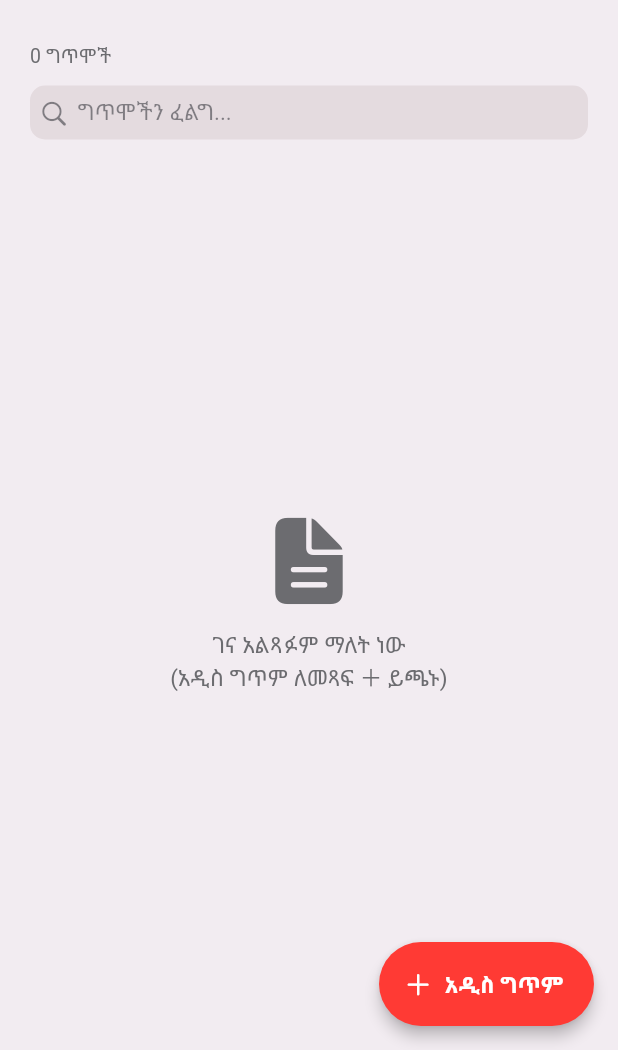
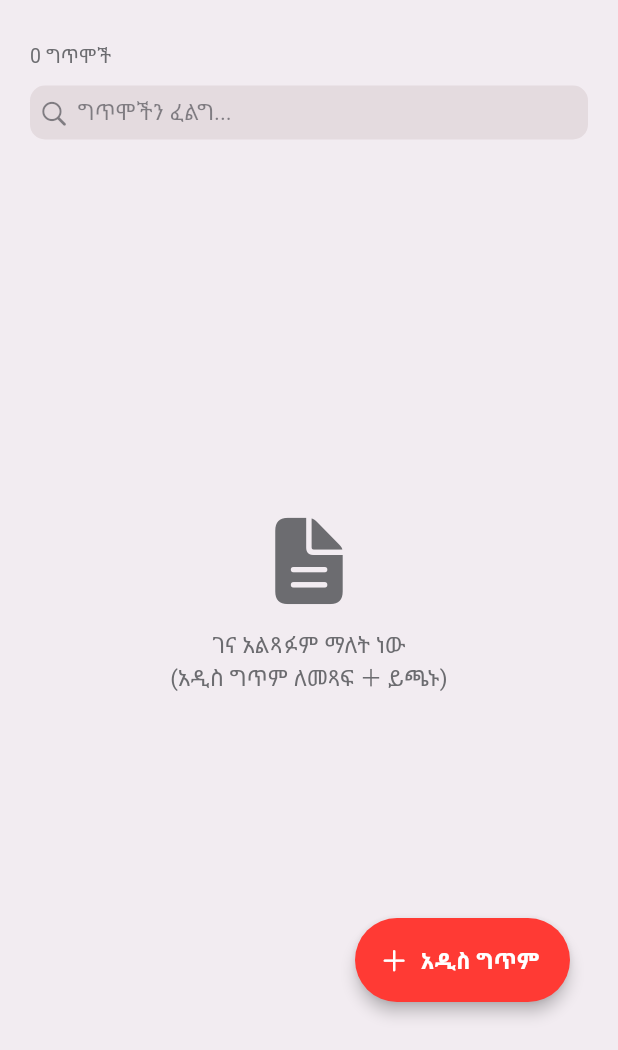
Before and after one commit to yoha52/poem-pad, a Flutter app: the screen it shows after launch, on a phone screen of 412 x 824 dp, the part 186-1236 px from its top. Run offline on Flutter 3.47's test engine with Material 3 defaults, Android fonts, the phone set to English and light mode, and no system bars; our stand-ins replace file_picker, lottie, pdf, share_plus, shared_preferences, sqflite and 2 more; missing offline and left inert: window_manager; accounts and stored records are empty.

Commit message:
Fix floating action button clipping by adding padding

```diff
--- a/lib/pages/home_page.dart
+++ b/lib/pages/home_page.dart
@@ -483,7 +483,9 @@ class _HomePageState extends State<HomePage> {
                         ),
                       ),
                     ),
-              floatingActionButton: FloatingActionButton.extended(
+              floatingActionButton: Padding(
+                padding: const EdgeInsets.only(bottom: 16.0, right: 16.0),
+                child: FloatingActionButton.extended(
                   elevation: 4,
                   backgroundColor: colors.accent,
                   foregroundColor: Colors.white,
@@ -501,6 +503,7 @@ class _HomePageState extends State<HomePage> {
                 ),
               ),
             ),
+          ),
         );
       },
     );
```
Lines whose indentation alone changed are shown as unchanged.
